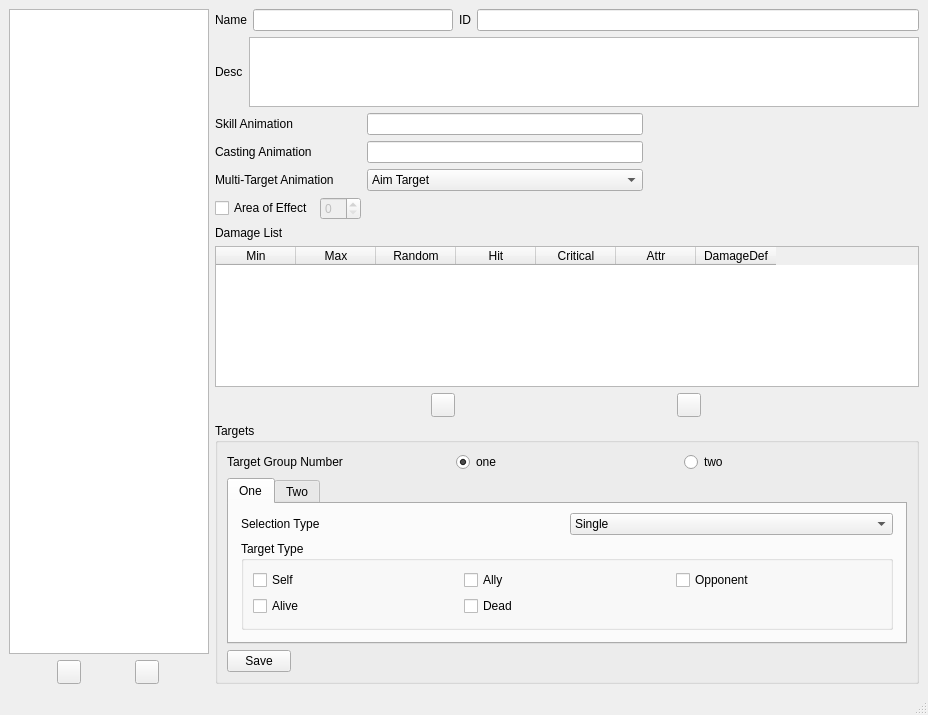
First picture: the form in tools/RogaSkillEditor/RogaSkillEditor.ui, repository wasedaigo/samancing-roga, before the edit.
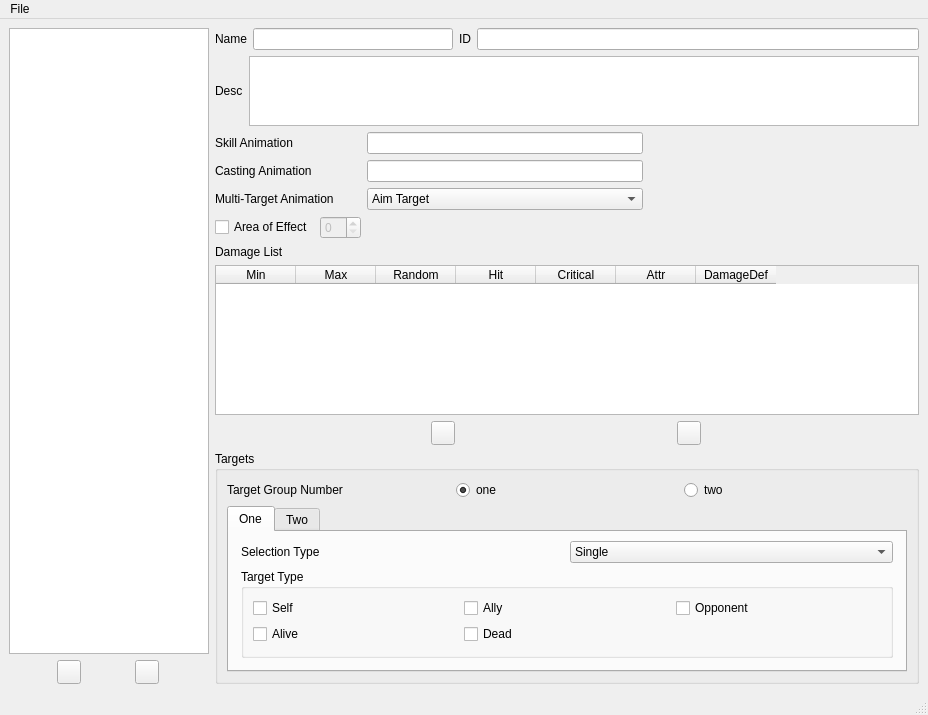
Second picture: the form after the edit. Icons and pictures are not drawn.

Commit message: SkillEditor has been update, so that it can easily open/save file

```diff
--- a/tools/RogaSkillEditor/RogaSkillEditor.ui
+++ b/tools/RogaSkillEditor/RogaSkillEditor.ui
@@ -579,23 +579,6 @@
            </widget>
           </widget>
          </item>
-         <item>
-          <widget class="QPushButton" name="saveButton">
-           <property name="maximumSize">
-            <size>
-             <width>64</width>
-             <height>16777215</height>
-            </size>
-           </property>
-           <property name="text">
-            <string>Save</string>
-           </property>
-           <property name="icon">
-            <iconset resource="../Shared/ui.qrc">
-             <normaloff>:/resource/disk.png</normaloff>:/resource/disk.png</iconset>
-           </property>
-          </widget>
-         </item>
         </layout>
        </widget>
       </item>
@@ -617,6 +600,27 @@
    </layout>
   </widget>
   <widget class="QStatusBar" name="statusbar"/>
+  <widget class="QMenuBar" name="menuBar">
+   <property name="geometry">
+    <rect>
+     <x>0</x>
+     <y>0</y>
+     <width>928</width>
+     <height>20</height>
+    </rect>
+   </property>
+   <widget class="QMenu" name="menuFile">
+    <property name="title">
+     <string>File</string>
+    </property>
+    <addaction name="actionNew"/>
+    <addaction name="separator"/>
+    <addaction name="actionOpen"/>
+    <addaction name="actionSave_As"/>
+    <addaction name="actionSave"/>
+   </widget>
+   <addaction name="menuFile"/>
+  </widget>
   <action name="actionDamage_Editor">
    <property name="text">
     <string>Damage Editor</string>
```
Left out of the diff: 20 changed lines with no effect on the pictures. The commit also changes 4 other files.
